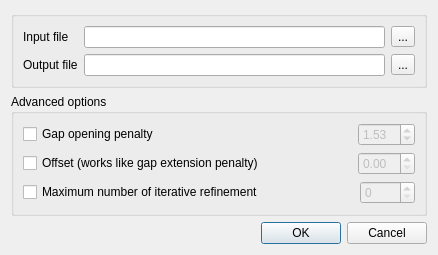
The window that src/plugins/external_tool_support/src/ui/MAFFTSupportRunDialog.ui (violethaze74/ugene) describes before a commit, drawn with Qt 5.
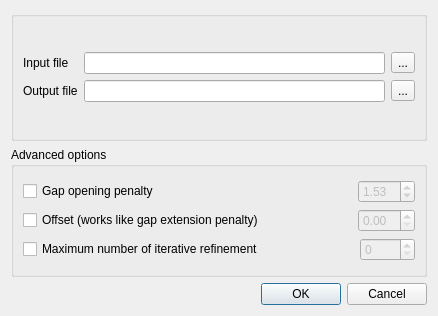
The same window after the commit.

```diff
--- a/src/plugins/external_tool_support/src/ui/MAFFTSupportRunDialog.ui
+++ b/src/plugins/external_tool_support/src/ui/MAFFTSupportRunDialog.ui
@@ -7,7 +7,7 @@
     <x>0</x>
     <y>0</y>
     <width>438</width>
-    <height>238</height>
+    <height>316</height>
    </rect>
   </property>
   <property name="minimumSize">
```
Left out of the diff: 32 changed lines with no effect on the pictures.
